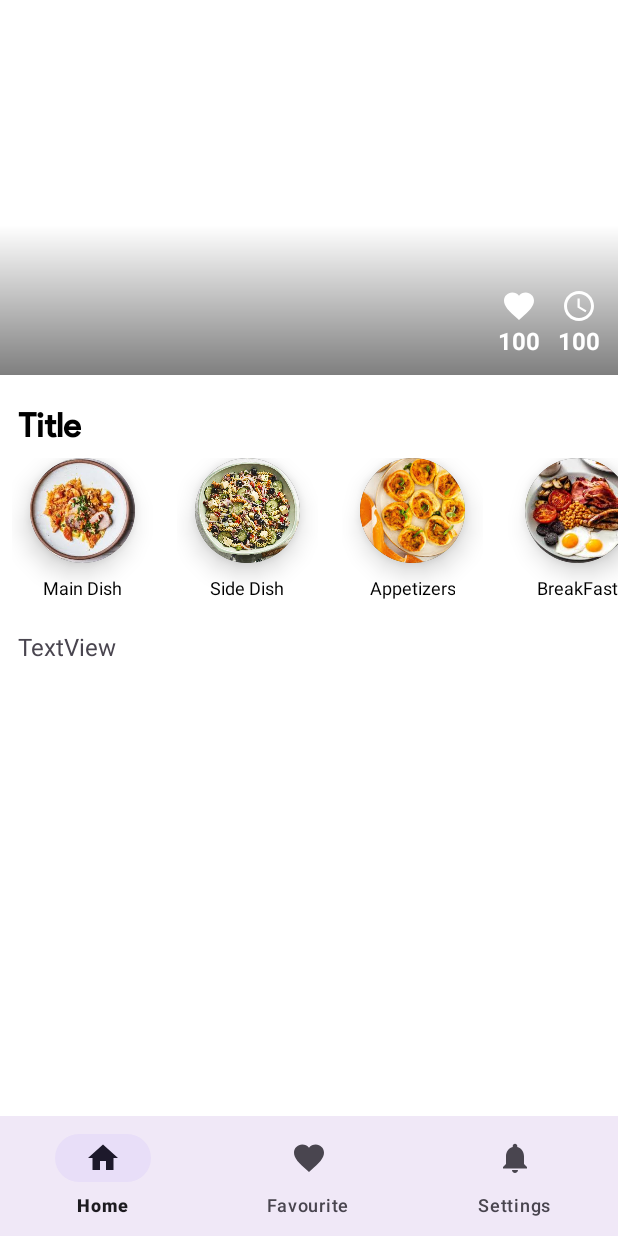
After one commit to 4ASIM/recipefinder, an Android app: the DetailFragment screen opened through its navigation route, on a phone screen of 412 x 824 dp. The commit adds this screen. Run offline under Robolectric (Android 15) with nearby library versions, the phone set to English and light mode, and no system bars; our stand-ins replace navigation-ui; pictures from the network do not load.

Commit message:
setting basic done

```diff
--- a/app/src/main/java/com/example/recipefinder/Dashboard.kt
+++ b/app/src/main/java/com/example/recipefinder/Dashboard.kt
@@ -23,7 +23,7 @@ class Dashboard : AppCompatActivity() {
         val navController = findNavController(R.id.nav_host_fragment_activity_dashboard)
         val appBarConfiguration = AppBarConfiguration(
             setOf(
-                R.id.navigation_home, R.id.navigation_favourite, R.id.navigation_notifications
+                R.id.navigation_home, R.id.navigation_favourite, R.id.navigation_setting
             )
         )
 
--- a/app/src/main/java/com/example/recipefinder/ui/notifications/NotificationsViewModel.kt
+++ b/app/src/main/java/com/example/recipefinder/ui/Setting/SettingViewModel.kt
@@ -1,10 +1,10 @@
-package com.example.recipefinder.ui.notifications
+package com.example.recipefinder.ui.Setting
 
 import androidx.lifecycle.LiveData
 import androidx.lifecycle.MutableLiveData
 import androidx.lifecycle.ViewModel
 
-class NotificationsViewModel : ViewModel() {
+class SettingViewModel : ViewModel() {
 
     private val _text = MutableLiveData<String>().apply {
         value = "This is notifications Fragment"
--- a/app/src/main/java/com/example/recipefinder/ui/dashboard/RecipeAdapter.kt
+++ b/app/src/main/java/com/example/recipefinder/ui/dashboard/RecipeAdapter.kt
@@ -21,7 +21,6 @@ class RecipeAdapter(private var recipes: List<Recipe>) : RecyclerView.Adapter<Re
         val recipe = recipes[position]
         holder.binding.tvTitle.text = recipe.title
 
-        // Load the recipe image
         Glide.with(holder.itemView.context)
             .load(recipe.image)
             .into(holder.binding.ivRecipe)
--- /dev/null
+++ b/app/src/main/java/com/example/recipefinder/ui/home/detailsofincredient/DetailAdapter.kt
@@ -0,0 +1,35 @@
+package com.example.recipefinder.ui.home.detailsofincredient
+
+import android.view.LayoutInflater
+import android.view.View
+import android.view.ViewGroup
+import android.widget.ImageView
+import android.widget.TextView
+import androidx.recyclerview.widget.RecyclerView
+import com.example.recipefinder.R
+
+class DetailAdapter(private val items: List<Pair<Int, String>>) : RecyclerView.Adapter<DetailAdapter.CardViewHolder>() {
+
+    override fun onCreateViewHolder(parent: ViewGroup, viewType: Int): CardViewHolder {
+        val view = LayoutInflater.from(parent.context).inflate(R.layout.item_card, parent, false)
+        return CardViewHolder(view)
+    }
+
+    override fun onBindViewHolder(holder: CardViewHolder, position: Int) {
+        holder.bind(items[position])
+    }
+
+    override fun getItemCount(): Int {
+        return items.size
+    }
+
+    class CardViewHolder(itemView: View) : RecyclerView.ViewHolder(itemView) {
+        private val imageView: ImageView = itemView.findViewById(R.id.card_image)
+        private val nameTextView: TextView = itemView.findViewById(R.id.card_name)
+
+        fun bind(item: Pair<Int, String>) {
+            imageView.setImageResource(item.first)
+            nameTextView.text = item.second
+        }
+    }
+}
--- /dev/null
+++ b/app/src/main/java/com/example/recipefinder/ui/home/detailsofincredient/DetailFragment.kt
@@ -0,0 +1,59 @@
+package com.example.recipefinder.ui.home.detailsofincredient
+
+import androidx.lifecycle.ViewModelProvider
+import android.os.Bundle
+import androidx.fragment.app.Fragment
+import android.view.LayoutInflater
+import android.view.View
+import android.view.ViewGroup
+import androidx.recyclerview.widget.LinearLayoutManager
+import androidx.recyclerview.widget.RecyclerView
+import com.example.recipefinder.R
+import com.example.recipefinder.databinding.FragmentDetailBinding
+import com.example.recipefinder.ui.home.CardAdapter
+
+class DetailFragment : Fragment() {
+
+    private lateinit var viewModel: DetailViewModel
+    private var _binding: FragmentDetailBinding? = null
+    private val binding get() = _binding!!
+
+    override fun onCreateView(
+        inflater: LayoutInflater, container: ViewGroup?,
+        savedInstanceState: Bundle?
+    ): View? {
+        _binding = FragmentDetailBinding.inflate(inflater, container, false)
+
+        val recyclerView: RecyclerView = binding.recyclerView
+        val horizontalLayoutManager = LinearLayoutManager(context, LinearLayoutManager.HORIZONTAL, false)
+        recyclerView.layoutManager = horizontalLayoutManager
+
+        // Data for horizontal RecyclerView
+        val horizontalItems = listOf(
+            Pair(R.drawable.maindish, "Main Dish"),
+            Pair(R.drawable.sidedish, "Side Dish"),
+            Pair(R.drawable.appetizers, "Appetizers"),
+            Pair(R.drawable.breakfast, "BreakFast"),
+            Pair(R.drawable.dessert, "Dessert"),
+            Pair(R.drawable.salad, "Salad"),
+            Pair(R.drawable.snacks, "Snack"),
+            Pair(R.drawable.soup, "Soup")
+        )
+
+        // Set adapter for the horizontal RecyclerView
+        val horizontalAdapter = DetailAdapter(horizontalItems)
+        recyclerView.adapter = horizontalAdapter
+
+        return binding.root // Return the root view of the binding
+    }
+
+    override fun onActivityCreated(savedInstanceState: Bundle?) {
+        super.onActivityCreated(savedInstanceState)
+        viewModel = ViewModelProvider(this).get(DetailViewModel::class.java)
+    }
+
+    override fun onDestroyView() {
+        super.onDestroyView()
+        _binding = null
+    }
+}
--- /dev/null
+++ b/app/src/main/java/com/example/recipefinder/ui/home/detailsofincredient/DetailViewModel.kt
@@ -0,0 +1,7 @@
+package com.example.recipefinder.ui.home.detailsofincredient
+
+import androidx.lifecycle.ViewModel
+
+class DetailViewModel : ViewModel() {
+    // TODO: Implement the ViewModel
+}
--- /dev/null
+++ b/app/src/main/res/layout/fragment_detail.xml
@@ -0,0 +1,125 @@
+<?xml version="1.0" encoding="utf-8"?>
+<androidx.constraintlayout.widget.ConstraintLayout xmlns:android="http://schemas.android.com/apk/res/android"
+    xmlns:app="http://schemas.android.com/apk/res-auto"
+    xmlns:tools="http://schemas.android.com/tools"
+    android:layout_width="match_parent"
+    android:layout_height="match_parent"
+    android:background="@color/white">
+
+    <ImageView
+        android:id="@+id/main_imageView"
+        android:layout_width="0dp"
+        android:layout_height="250dp"
+        android:scaleType="centerCrop"
+        app:layout_constraintEnd_toEndOf="parent"
+        app:layout_constraintStart_toStartOf="parent"
+        app:layout_constraintTop_toTopOf="parent"
+        tools:src="@drawable/dessert" />
+
+    <View
+        android:id="@+id/gradient_overlay"
+        android:layout_width="wrap_content"
+        android:layout_height="100dp"
+        android:background="@drawable/gradient_overlay"
+        app:layout_constraintBottom_toBottomOf="@+id/main_imageView"
+        app:layout_constraintEnd_toEndOf="@+id/main_imageView"
+        app:layout_constraintStart_toStartOf="@+id/main_imageView"
+        app:layout_constraintTop_toTopOf="@+id/main_imageView"
+        app:layout_constraintVertical_bias="1.0" />
+
+    <TextView
+        android:id="@+id/time_textView"
+        android:layout_width="wrap_content"
+        android:layout_height="wrap_content"
+        android:layout_marginEnd="12dp"
+        android:layout_marginBottom="12dp"
+        android:text="100"
+        android:textColor="@color/white"
+        android:textSize="16sp"
+        android:textStyle="bold"
+        app:layout_constraintBottom_toBottomOf="@+id/main_imageView"
+        app:layout_constraintEnd_toEndOf="@+id/gradient_overlay" />
+
+    <ImageView
+        android:id="@+id/time_imageView"
+        android:layout_width="wrap_content"
+        android:layout_height="wrap_content"
+        android:src="@drawable/baseline_time"
+        app:layout_constraintBottom_toTopOf="@+id/time_textView"
+        app:layout_constraintEnd_toEndOf="@+id/time_textView"
+        app:layout_constraintStart_toStartOf="@+id/time_textView"
+        app:tint="@color/white" />
+
+    <TextView
+        android:id="@+id/likes_textView"
+        android:layout_width="wrap_content"
+        android:layout_height="wrap_content"
+        android:layout_marginEnd="12dp"
+        android:text="100"
+        android:textColor="@color/white"
+        android:textSize="16sp"
+        android:textStyle="bold"
+        app:layout_constraintBottom_toBottomOf="@+id/time_textView"
+        app:layout_constraintEnd_toStartOf="@+id/time_textView" />
+
+    <ImageView
+        android:id="@+id/likes_imageView"
+        android:layout_width="wrap_content"
+        android:layout_height="wrap_content"
+        android:src="@drawable/baseline_favorite"
+        app:layout_constraintBottom_toTopOf="@+id/likes_textView"
+        app:layout_constraintEnd_toEndOf="@+id/likes_textView"
+        app:layout_constraintStart_toStartOf="@+id/likes_textView"
+        app:tint="@color/white" />
+
+    <TextView
+        android:id="@+id/title_textView"
+        android:layout_width="0dp"
+        android:layout_height="wrap_content"
+        android:layout_marginStart="12dp"
+        android:layout_marginTop="20dp"
+        android:layout_marginEnd="12dp"
+        android:fontFamily="@font/productsansmedium"
+        android:text="Title"
+        android:textColor="@color/black"
+        android:textSize="22sp"
+        android:textStyle="bold"
+        app:layout_constraintEnd_toEndOf="parent"
+        app:layout_constraintStart_toStartOf="parent"
+        app:layout_constraintTop_toBottomOf="@+id/main_imageView" />
+
+    <androidx.recyclerview.widget.RecyclerView
+        android:id="@+id/recyclerView"
+        android:layout_width="match_parent"
+        android:layout_height="wrap_content"
+        app:layout_constraintEnd_toEndOf="parent"
+        app:layout_constraintStart_toStartOf="parent"
+        app:layout_constraintTop_toBottomOf="@+id/title_textView" />
+    <ScrollView
+        android:id="@+id/scrollView2"
+        android:layout_width="match_parent"
+        android:layout_height="0dp"
+        android:layout_marginStart="12dp"
+        android:layout_marginTop="12dp"
+        android:layout_marginEnd="12dp"
+        app:layout_constraintBottom_toBottomOf="parent"
+        app:layout_constraintEnd_toEndOf="parent"
+        app:layout_constraintStart_toStartOf="parent"
+        app:layout_constraintTop_toBottomOf="@+id/recyclerView">
+
+        <LinearLayout
+            android:layout_width="match_parent"
+            android:layout_height="wrap_content"
+            android:orientation="vertical">
+
+            <TextView
+                android:id="@+id/summary_textView"
+                android:layout_width="match_parent"
+                android:layout_height="wrap_content"
+                android:text="TextView"
+                android:textSize="16sp" />
+
+        </LinearLayout>
+    </ScrollView>
+
+</androidx.constraintlayout.widget.ConstraintLayout>
--- a/app/src/main/res/menu/bottom_nav_menu.xml
+++ b/app/src/main/res/menu/bottom_nav_menu.xml
@@ -12,7 +12,7 @@
         android:title="@string/title_Favourite" />
 
     <item
-        android:id="@+id/navigation_notifications"
+        android:id="@+id/navigation_setting"
         android:icon="@drawable/ic_notifications_black_24dp"
         android:title="@string/title_notifications" />
 
--- a/app/src/main/res/navigation/mobile_navigation.xml
+++ b/app/src/main/res/navigation/mobile_navigation.xml
@@ -18,8 +18,15 @@
         tools:layout="@layout/favourite_dashboard" />
 
     <fragment
-        android:id="@+id/navigation_notifications"
-        android:name="com.example.recipefinder.ui.notifications.NotificationsFragment"
+        android:id="@+id/navigation_setting"
+        android:name="com.example.recipefinder.ui.Setting.SettingFragment"
         android:label="@string/title_notifications"
-        tools:layout="@layout/fragment_notifications" />
+        tools:layout="@layout/fragment_setting" />
+    <fragment
+        android:id="@+id/detailFragment"
+        android:name="com.example.recipefinder.ui.home.detailsofincredient.DetailFragment"
+        android:label="fragment_detail"
+        tools:layout="@layout/fragment_detail" />
+
+
 </navigation>
--- a/app/src/main/res/values/strings.xml
+++ b/app/src/main/res/values/strings.xml
@@ -22,5 +22,5 @@
     <string name="hello_blank_fragment">Hello blank fragment</string>
     <string name="title_home">Home</string>
     <string name="title_Favourite">Favourite</string>
-    <string name="title_notifications">Notifications</string>
+    <string name="title_notifications">Settings</string>
 </resources>
```
Also changed, not shown: app/src/main/java/com/example/recipefinder/ui/Setting/SettingFragment.kt (added, +71 -0 lines), app/src/main/java/com/example/recipefinder/ui/notifications/NotificationsFragment.kt (deleted, +0 -41 lines), app/src/main/res/layout/fragment_notifications.xml (deleted, +0 -22 lines), app/src/main/res/layout/fragment_setting.xml (added, +33 -0 lines).
